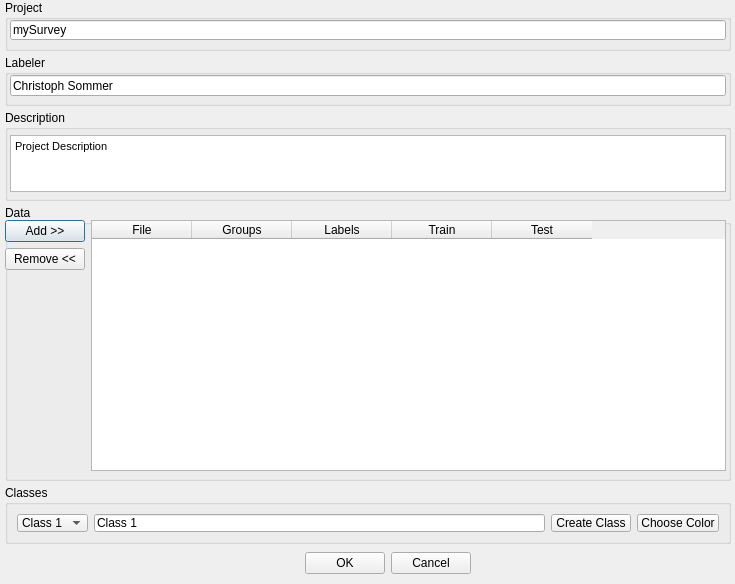
Old version of the form gui/dlgProject.ui in the repository ilastik/ilastik-0.5.
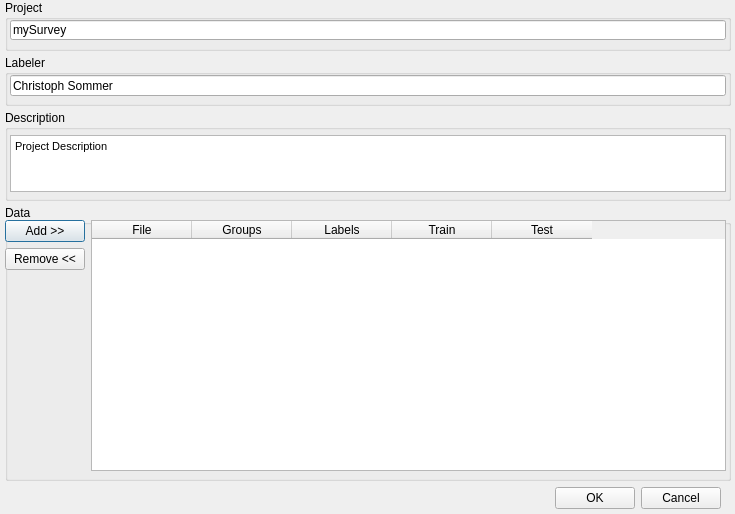
New version of the form. Icons and pictures are not drawn.

The edit to the form file:
```diff
--- a/gui/dlgProject.ui
+++ b/gui/dlgProject.ui
@@ -4,12 +4,12 @@
   <property name="windowModality" >
    <enum>Qt::WindowModal</enum>
   </property>
-  <property name="geometry" >
+  <property name="geometry">
    <rect>
     <x>0</x>
     <y>0</y>
     <width>735</width>
-    <height>584</height>
+    <height>514</height>
    </rect>
   </property>
   <property name="windowTitle" >
@@ -252,56 +252,11 @@
     </property>
    </widget>
   </widget>
-  <widget class="QGroupBox" name="groupBox_4" >
-   <property name="geometry" >
+  <widget class="QDialogButtonBox" name="confirmButtons">
+   <property name="geometry">
     <rect>
-     <x>5</x>
-     <y>485</y>
-     <width>726</width>
-     <height>59</height>
-    </rect>
-   </property>
-   <property name="title" >
-    <string>Classes</string>
-   </property>
-   <layout class="QHBoxLayout" name="horizontalLayout_3" >
-    <item>
-     <widget class="QComboBox" name="cmbLabelName" >
-      <item>
-       <property name="text" >
-        <string>Class 1</string>
-       </property>
-      </item>
-     </widget>
-    </item>
-    <item>
-     <widget class="QLineEdit" name="txtLabelName" >
-      <property name="text" >
-       <string>Class 1</string>
-      </property>
-     </widget>
-    </item>
-    <item>
-     <widget class="QPushButton" name="btnAddLabel" >
-      <property name="text" >
-       <string>Create Class</string>
-      </property>
-     </widget>
-    </item>
-    <item>
-     <widget class="QPushButton" name="btnLabelColor" >
-      <property name="text" >
-       <string>Choose Color</string>
-      </property>
-     </widget>
-    </item>
-   </layout>
-  </widget>
-  <widget class="QDialogButtonBox" name="confirmButtons" >
-   <property name="geometry" >
-    <rect>
-     <x>300</x>
-     <y>545</y>
+     <x>550</x>
+     <y>480</y>
      <width>171</width>
      <height>36</height>
     </rect>
```
Left out of the diff: 139 changed lines with no effect on the pictures.
